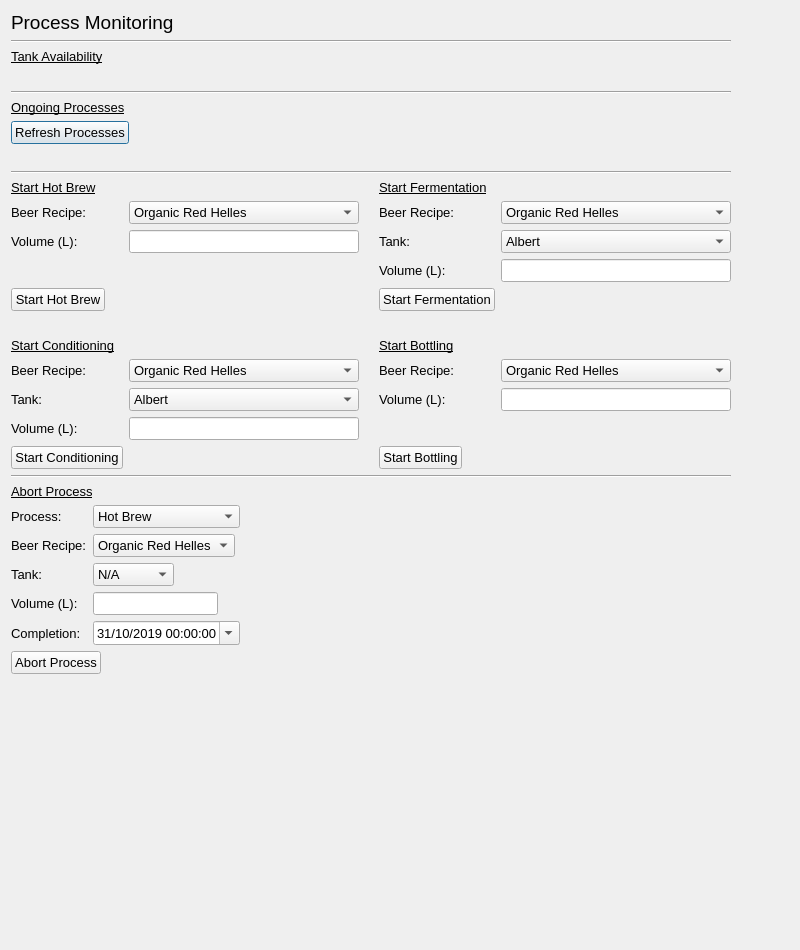
Above: process_monitoring.ui from IsaacCheng9/brewhouse-management before the change. Below: the same form after it.
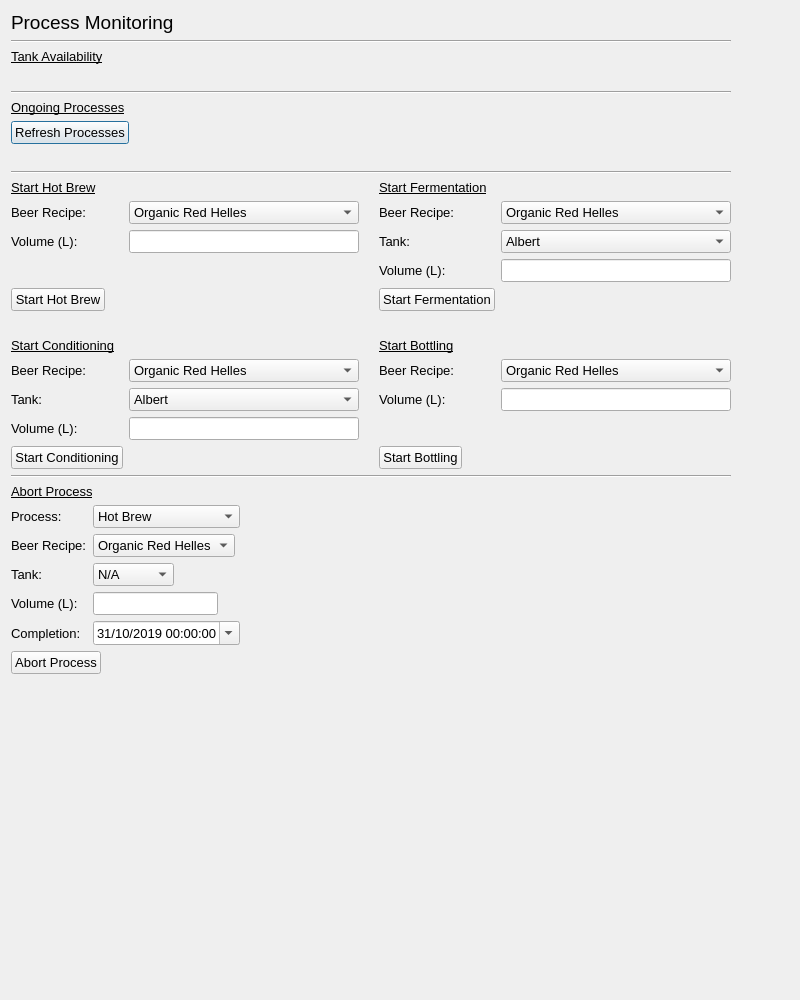
That is the form after the change.

Commit message: Increased height of window

Diff of the .ui file:
```diff
--- a/process_monitoring.ui
+++ b/process_monitoring.ui
@@ -7,7 +7,7 @@
     <x>0</x>
     <y>0</y>
     <width>800</width>
-    <height>950</height>
+    <height>1000</height>
    </rect>
   </property>
   <property name="font">
@@ -45,7 +45,7 @@
         <x>0</x>
         <y>0</y>
         <width>778</width>
-        <height>928</height>
+        <height>978</height>
        </rect>
       </property>
       <widget class="QWidget" name="verticalLayoutWidget">
@@ -54,7 +54,7 @@
          <x>0</x>
          <y>0</y>
          <width>720</width>
-         <height>921</height>
+         <height>971</height>
         </rect>
        </property>
        <layout class="QVBoxLayout" name="vert_layout_monitoring">
```
The commit also changes 1 other file.
